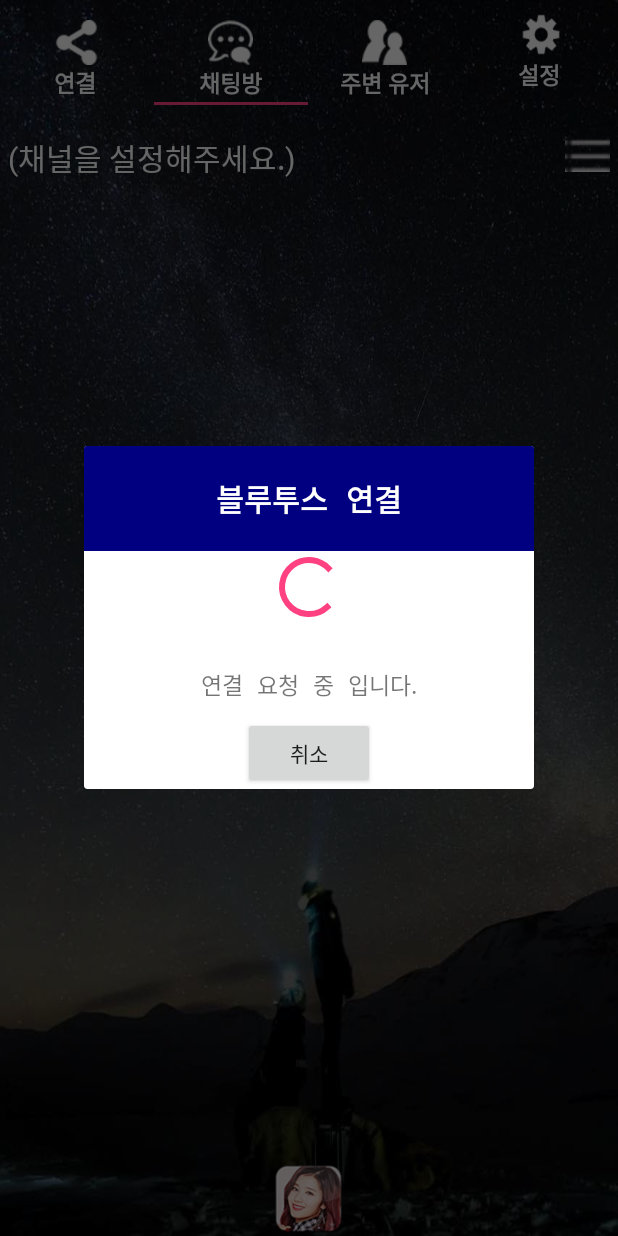
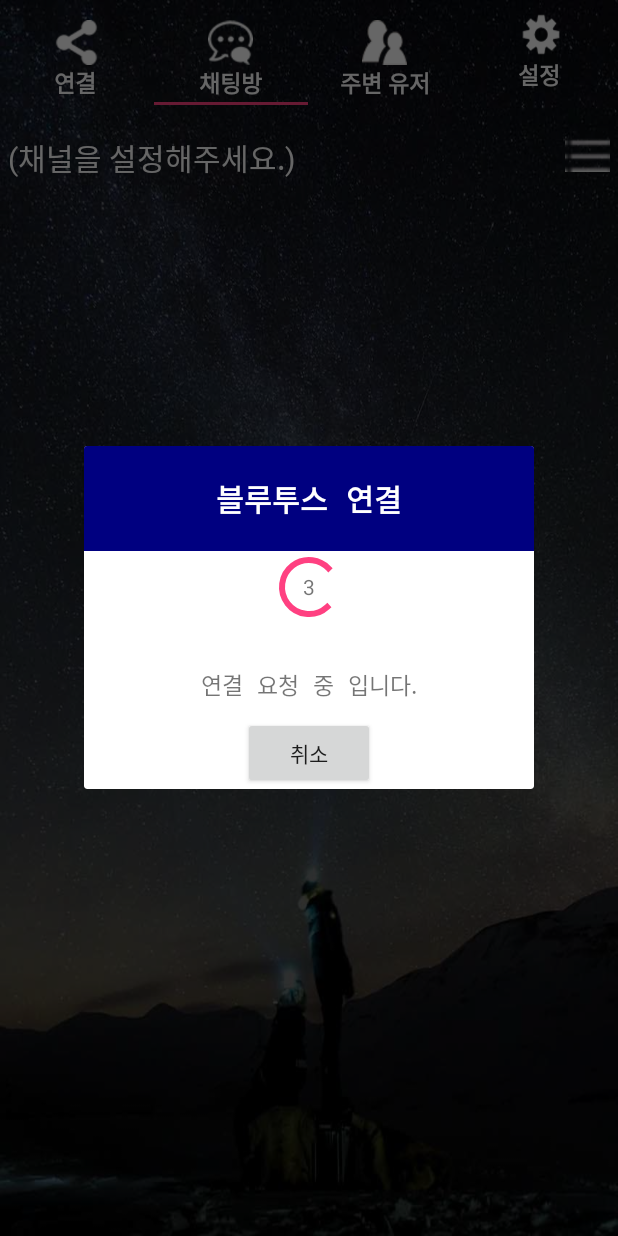
Before and after one commit to Gibartes/O-LoRa, an Android app: the fragment A_Tab1_BtDeviceList_connectingProgress placed in its activity, tab 2 chosen, on a phone screen of 412 x 824 dp. Run offline under Robolectric (Android 15) with nearby library versions, the phone set to English and light mode, and no system bars; libraries missing offline, so code that uses them is left out: com.squareup.otto; Roboto replaces fonts that are not available here; 6 statements that could not run were skipped.

```diff
--- a/Android/Olora_beta/app/src/main/AndroidManifest.xml
+++ b/Android/Olora_beta/app/src/main/AndroidManifest.xml
@@ -4,7 +4,9 @@
     package="com.team_olora.olora_beta">
 
     <uses-permission android:name="android.permission.BLUETOOTH" />
+    <uses-permission android:name="android.permission.ACCESS_FINE_LOCATION"/>
     <uses-permission android:name="android.permission.BLUETOOTH_ADMIN" />
+    <uses-permission android:name="android.permission.LOCAL_MAC_ADDRESS"/>
     <uses-permission android:name="android.permission.ACCESS_COARSE_LOCATION" />
     <uses-permission android:name="android.permission.VIBRATE" />
     <uses-permission android:name="android.permission.WAKE_LOCK" />
--- a/Android/Olora_beta/app/src/main/java/com/team_olora/olora_beta/A_MainActivity.java
+++ b/Android/Olora_beta/app/src/main/java/com/team_olora/olora_beta/A_MainActivity.java
@@ -44,10 +44,15 @@ public class A_MainActivity extends AppCompatActivity {
         // 자기자신 주소 참조.
         // 와드
         addr_self = android.provider.Settings.Secure.getString(this.getContentResolver(),"bluetooth_address");
-        if(addr_self==null)
+        Log.d("loglog", "onCreate11: "+addr_self);
+
+        if(addr_self==null) {
+            Log.d("loglog", "null addr");
             addr_self = getBluetoothMacAddress();
+        }
 
-        Log.d("loglog", "onCreate: "+addr_self);
+        Log.d("loglog", "not null addr");
+        Log.d("loglog", "onCreate22: "+addr_self);
         setContentView(R.layout.main_);
 
         vp = findViewById(R.id.vp);
--- a/Android/Olora_beta/app/src/main/java/com/team_olora/olora_beta/A_Tab1_BtDeviceList_connectingProgress.java
+++ b/Android/Olora_beta/app/src/main/java/com/team_olora/olora_beta/A_Tab1_BtDeviceList_connectingProgress.java
@@ -2,6 +2,7 @@ package com.team_olora.olora_beta;
 
 import android.content.DialogInterface;
 import android.os.Bundle;
+import android.os.Handler;
 import android.support.annotation.Nullable;
 import android.view.LayoutInflater;
 import android.view.View;
@@ -15,7 +16,15 @@ import android.widget.Toast;
 
 import com.squareup.otto.Subscribe;
 
+import java.util.Timer;
+import java.util.TimerTask;
+
 public class A_Tab1_BtDeviceList_connectingProgress extends android.support.v4.app.DialogFragment {
+
+    private int timer_sec = 4, btConnecting = 0;
+    private TimerTask second;
+    private TextView BtConnectSeconds;
+    private final Handler handler = new Handler();
 
     TextView ProgressTitle, progBdaddress;
     LinearLayout progLinear, progLinear2;
@@ -38,12 +47,17 @@ public class A_Tab1_BtDeviceList_connectingProgress extends android.support.v4.a
             @Override
             public void onClick(View v) {
                 listener.onDismiss(dialogInterface);
+                btConnecting = 0;
                 dismiss();
 
             }
         });
+        //  Nayoen.setVisibility(View.GONE);
 
-      //  Nayoen.setVisibility(View.GONE);
+        BtConnectSeconds = view.findViewById(R.id.btConnectSeconds);
+        BtConnectSeconds.setVisibility(View.VISIBLE);
+        btConnecting=1;
+        time_run(6);
 
         ProgressTitle = view.findViewById(R.id.progresstitle);
         ProgressTitle.setText("블루투스 연결");
@@ -81,6 +95,7 @@ public class A_Tab1_BtDeviceList_connectingProgress extends android.support.v4.a
         int Bo = isblue.getIsBlueOn();
 
         if (Bo == 1) {
+            btConnecting=0;
             listener.onDismiss(dialogInterface);
             dismiss();
         } else {
@@ -91,4 +106,32 @@ public class A_Tab1_BtDeviceList_connectingProgress extends android.support.v4.a
 
     }
 
+    protected void time_run(int default_time) {
+        timer_sec = default_time;
+        second = new TimerTask() {
+            @Override
+            public void run() {
+                Update();
+                timer_sec--;
+            }
+        };
+        Timer timer = new Timer();
+        timer.schedule(second, 0, 1000);
+    }
+
+    protected void Update() {
+        Runnable updater = new Runnable() {
+            public void run() {
+                BtConnectSeconds.setText(Integer.toString(timer_sec));
+                if (timer_sec < 1 & btConnecting == 1) {
+                    timer_sec = 10;
+                    btConnecting = 0;
+                    Toast.makeText(getContext(), "설정에 실패했습니다. \n연결을 확인해주세요.", Toast.LENGTH_SHORT).show();
+                    dismiss();
+                }
+            }
+        };
+        handler.post(updater);
+    }
+
 }
--- a/Android/Olora_beta/app/src/main/java/com/team_olora/olora_beta/A_Tab2.java
+++ b/Android/Olora_beta/app/src/main/java/com/team_olora/olora_beta/A_Tab2.java
@@ -58,7 +58,7 @@ public class A_Tab2 extends Fragment {
         //dumy btn - mklee
         dumy_make_chatlist = layout.findViewById(R.id.dumyCreateChatList);
         dumy_make_chatlist.setOnClickListener(new Event());
-        //dumy_make_chatlist.setVisibility(View.GONE);
+        dumy_make_chatlist.setVisibility(View.GONE);
 
         DB = new C_DB(getContext());
         load_values();
@@ -147,6 +147,7 @@ public class A_Tab2 extends Fragment {
 
         @Override
         public void onDismiss(DialogInterface dialog) {
+            Log.d("dismisstest", "onDismiss: tab2");
             load_values();
         }
     }
--- a/Android/Olora_beta/app/src/main/java/com/team_olora/olora_beta/A_Tab3.java
+++ b/Android/Olora_beta/app/src/main/java/com/team_olora/olora_beta/A_Tab3.java
@@ -44,7 +44,7 @@ public class A_Tab3 extends android.support.v4.app.Fragment {
         //dumy btn - lmk
         dummyFrieandBtn = layout.findViewById(R.id.dumyCreateFriendList);
         dummyFrieandBtn.setOnClickListener(new Event());
-        //dummyFrieandBtn.setVisibility(View.GONE);
+        dummyFrieandBtn.setVisibility(View.GONE);
 
         listview = layout.findViewById(R.id.List_friendView);
         listview.setAdapter(adapter);
--- a/Android/Olora_beta/app/src/main/res/layout/popup_progress.xml
+++ b/Android/Olora_beta/app/src/main/res/layout/popup_progress.xml
@@ -24,12 +24,23 @@
             android:textSize="20sp"
             android:textStyle="bold"
             android:typeface="monospace" />
-
-        <ProgressBar
+        <RelativeLayout
             android:layout_width="wrap_content"
             android:layout_height="wrap_content"
-            android:layout_gravity="center" />
+            android:layout_gravity="center">
 
+            <ProgressBar
+                android:layout_width="wrap_content"
+                android:layout_height="wrap_content"
+                android:layout_centerInParent="true"/>
+            <TextView
+                android:id="@+id/btConnectSeconds"
+                android:layout_width="wrap_content"
+                android:layout_height="wrap_content"
+                android:layout_centerInParent="true"/>
+
+
+        </RelativeLayout>
         <LinearLayout
             android:id="@+id/progLinear"
             android:layout_width="wrap_content"
@@ -48,7 +59,7 @@
                 android:typeface="monospace" />
 
             <TextView
-                android:id="@+id/progressSec"
+                android:id="@+id/discoverySec"
                 android:layout_width="wrap_content"
                 android:layout_height="wrap_content"
                 android:layout_gravity="center"
@@ -67,7 +78,6 @@
                 android:textSize="15sp"
                 android:typeface="monospace" />
         </LinearLayout>
-
         <LinearLayout
             android:id="@+id/progLinear2"
             android:layout_width="300dp"
--- a/Android/Olora_beta/gradle.properties
+++ b/Android/Olora_beta/gradle.properties
@@ -12,4 +12,3 @@ org.gradle.jvmargs=-Xmx1536m
 # http://www.gradle.org/docs/current/userguide/multi_project_builds.html#sec:decoupled_projects
 # org.gradle.parallel=true
 #android.enableAapt2=false
-android.enableAapt2=false
```
Also changed, not shown: Android/Olora_beta/app/src/main/java/com/team_olora/olora_beta/A_123_Setting__Activity.java (+5 -8 lines), Android/Olora_beta/app/src/main/java/com/team_olora/olora_beta/A_Tab2_ChattingRoom.java (+9 -1 lines), Android/Olora_beta/app/src/main/java/com/team_olora/olora_beta/A_Tab2_SelectCh.java (+17 -1 lines), Android/Olora_beta/app/src/main/java/com/team_olora/olora_beta/Component_123_PopupProgress.java (+61 -22 lines), Android/Olora_beta/app/src/main/java/com/team_olora/olora_beta/Service_btService.java (+10 -1 lines), Android/Olora_beta/app/src/main/java/com/team_olora/olora_beta/Service_packet.java (+15 -3 lines), 2 other files.
